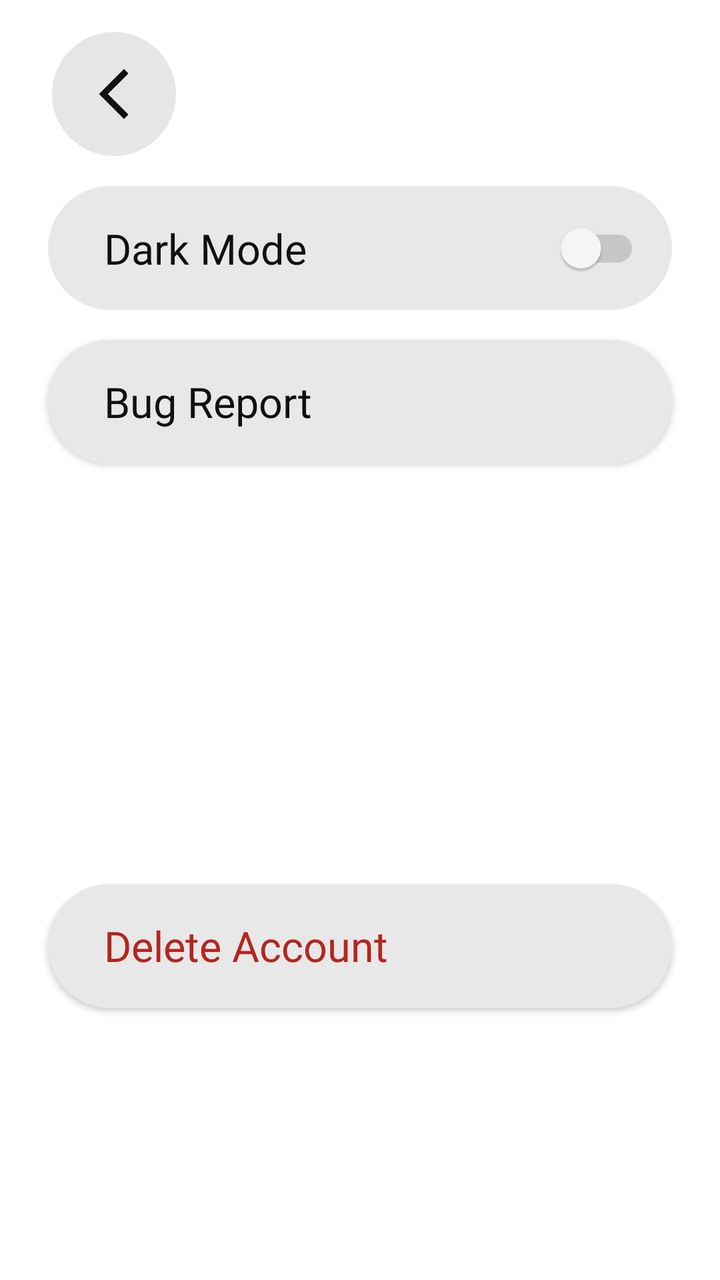
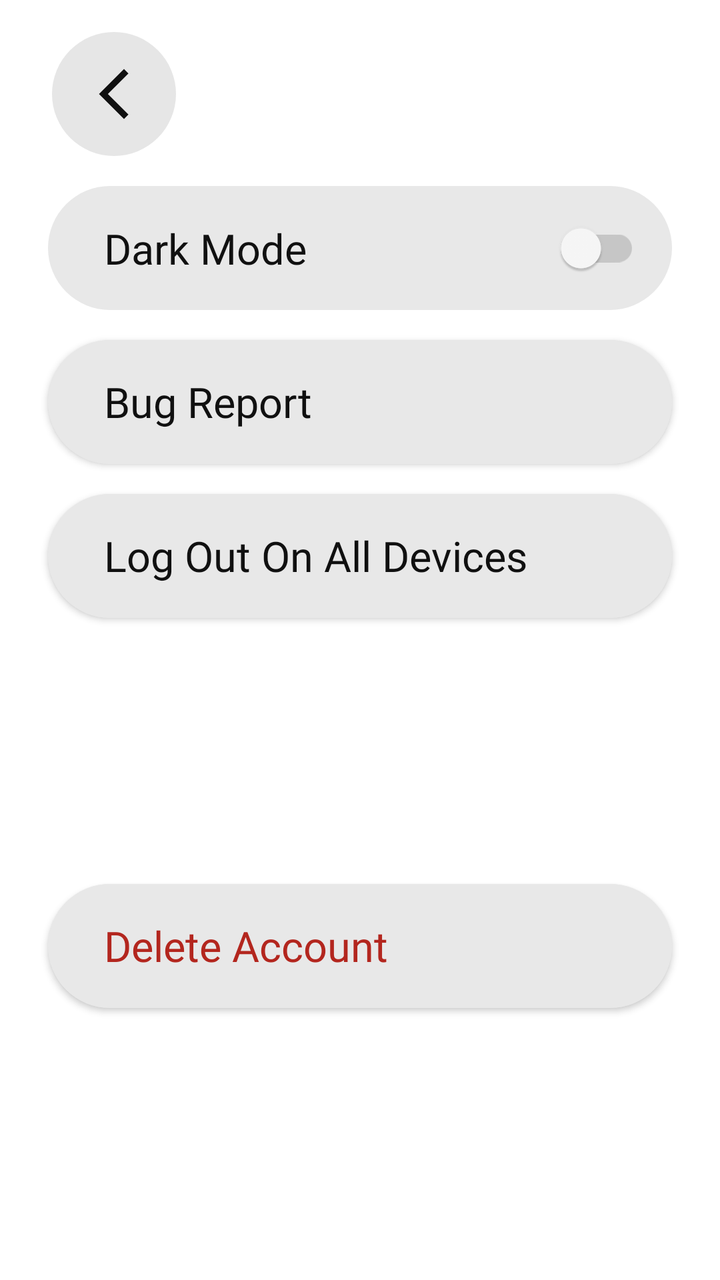

Before-and-after screenshots of an Android layout around one commit, followed by the original layout XML and the change that was made.
<!-- AndroidManifest.xml: application theme Theme.MyApplication_Java -->
<!-- res/layout/fragment_settings.xml -->
<?xml version="1.0" encoding="utf-8"?>
<androidx.constraintlayout.widget.ConstraintLayout xmlns:android="http://schemas.android.com/apk/res/android"
    xmlns:app="http://schemas.android.com/apk/res-auto"
    android:id="@+id/settings_root"
    android:layout_width="match_parent"
    android:layout_height="match_parent"
    android:background="@color/surface">

    
    <ImageButton
        android:id="@+id/back_button"
        android:layout_width="62dp"
        android:layout_height="62dp"
        android:layout_marginStart="26dp"
        android:layout_marginTop="16dp"
        android:background="@drawable/settings_circle_button"
        android:contentDescription="@string/back"
        android:padding="16dp"
        android:src="@drawable/back_icon"
        app:tint="@color/icon_tint"
        app:layout_constraintStart_toStartOf="parent"
        app:layout_constraintTop_toTopOf="parent" />

    <androidx.constraintlayout.widget.ConstraintLayout
        android:id="@+id/dark_mode_row"
        android:layout_width="0dp"
        android:layout_height="62dp"
        android:layout_marginStart="24dp"
        android:layout_marginTop="15dp"
        android:layout_marginEnd="24dp"
        android:background="@drawable/settings_button_background"
        android:clickable="true"
        android:focusable="true"
        android:paddingStart="28dp"
        android:paddingEnd="16dp"
        app:layout_constraintEnd_toEndOf="parent"
        app:layout_constraintStart_toStartOf="parent"
        app:layout_constraintTop_toBottomOf="@id/back_button">

        <TextView
            android:id="@+id/dark_mode_label"
            android:layout_width="wrap_content"
            android:layout_height="wrap_content"
            android:fontFamily="@font/inter_bold"
            android:labelFor="@id/dark_mode_switch"
            android:text="@string/settings_dark_mode"
            android:textColor="@color/text_primary"
            android:textSize="21sp"
            app:layout_constraintBottom_toBottomOf="parent"
            app:layout_constraintStart_toStartOf="parent"
            app:layout_constraintTop_toTopOf="parent" />

        <com.google.android.material.switchmaterial.SwitchMaterial
            android:id="@+id/dark_mode_switch"
            android:layout_width="wrap_content"
            android:layout_height="wrap_content"
            android:minWidth="64dp"
            android:minHeight="48dp"
            app:layout_constraintBottom_toBottomOf="parent"
            app:layout_constraintEnd_toEndOf="parent"
            app:layout_constraintTop_toTopOf="parent"
            app:thumbTint="@color/settings_switch_thumb"
            app:trackTint="@color/settings_switch_track"
            app:useMaterialThemeColors="false" />
    </androidx.constraintlayout.widget.ConstraintLayout>

    <com.google.android.material.button.MaterialButton
        android:id="@+id/bug_report"
        style="@style/text_style"
        android:layout_width="0dp"
        android:layout_height="62dp"
        android:layout_marginStart="24dp"
        android:layout_marginTop="15dp"
        android:layout_marginEnd="24dp"
        android:backgroundTint="@color/surface_container"
        android:gravity="center_vertical|start"
        android:insetBottom="0dp"
        android:insetTop="0dp"
        android:letterSpacing="0"
        android:paddingStart="28dp"
        android:paddingEnd="28dp"
        android:text="@string/settings_bug_report"
        android:textColor="@color/text_primary"
        android:textSize="21sp"
        app:cornerRadius="31dp"
        app:layout_constraintEnd_toEndOf="parent"
        app:layout_constraintStart_toStartOf="parent"
        app:layout_constraintTop_toBottomOf="@+id/dark_mode_row" />

    <com.google.android.material.button.MaterialButton
        android:id="@+id/delete_account_button"
        style="@style/text_style"
        android:layout_width="0dp"
        android:layout_height="62dp"
        android:layout_marginStart="24dp"
        android:layout_marginEnd="24dp"
        android:layout_marginBottom="136dp"
        android:backgroundTint="@color/surface_container"
        android:gravity="center_vertical|start"
        android:insetBottom="0dp"
        android:insetTop="0dp"
        android:letterSpacing="0"
        android:paddingStart="28dp"
        android:paddingEnd="28dp"
        android:text="@string/settings_delete_account"
        android:textColor="@color/danger"
        android:textSize="21sp"
        app:cornerRadius="31dp"
        app:layout_constraintBottom_toBottomOf="parent"
        app:layout_constraintEnd_toEndOf="parent"
        app:layout_constraintStart_toStartOf="parent" />


</androidx.constraintlayout.widget.ConstraintLayout>
<!-- resources referenced by this layout -->
<resources>
  <color name="danger">#FFB3261E</color>
  <color name="icon_tint">#FF101010</color>
  <color name="surface">#FFFFFFFF</color>
  <color name="surface_container">#FFE8E8E8</color>
  <color name="text_primary">#FF101010</color>
  <!-- drawable back_icon (drawable) -->
  <vector xmlns:android="http://schemas.android.com/apk/res/android" android:autoMirrored="true" android:height="30dp" android:tint="@color/icon_tint" android:viewportHeight="960" android:viewportWidth="960" android:width="30dp">
        
      <path android:fillColor="@android:color/white" android:pathData="M640,880L240,480L640,80L711,151L382,480L711,809L640,880Z"/>
      
  </vector>
  <!-- drawable settings_button_background (drawable) -->
  <?xml version="1.0" encoding="utf-8"?>
  <shape xmlns:android="http://schemas.android.com/apk/res/android">
      <solid android:color="@color/surface_container" />
      <corners android:radius="31dp" />
  </shape>
  <!-- drawable settings_circle_button (drawable) -->
  <?xml version="1.0" encoding="utf-8"?>
  <shape xmlns:android="http://schemas.android.com/apk/res/android"
      android:shape="oval">
      <solid android:color="@color/circle_button_background" />
  </shape>
  <string name="back">Back</string>
  <string name="settings_bug_report">Bug Report</string>
  <string name="settings_dark_mode">Dark Mode</string>
  <string name="settings_delete_account">Delete Account</string>
  <style name="text_style" parent="Widget.MaterialComponents.Button">
          <item name="android:fontFamily">@font/inter_bold</item>
          <item name="android:textAllCaps">false</item>
      </style>
  <style name="Theme.MyApplication_Java" parent="Theme.MaterialComponents.DayNight.NoActionBar">
          
          <item name="colorPrimary">@color/text_primary</item>
          <item name="colorPrimaryVariant">@color/text_primary</item>
          <item name="colorOnPrimary">@color/text_on_inverse</item>
          <item name="colorSecondary">@color/text_primary</item>
          <item name="colorSecondaryVariant">@color/text_primary</item>
          <item name="colorOnSecondary">@color/text_on_inverse</item>
  
          
          <item name="android:windowBackground">@color/surface</item>
          <item name="colorSurface">@color/surface_container</item>
          <item name="colorOnSurface">@color/text_primary</item>
          <item name="colorError">@color/danger</item>
          <item name="colorOnError">@color/text_on_inverse</item>
  
          <item name="android:textColorPrimary">@color/text_primary</item>
          <item name="android:textColorSecondary">@color/text_muted</item>
          <item name="android:textColorHint">@color/text_hint</item>
  
          
          <item name="android:statusBarColor">@android:color/transparent</item>
          <item name="android:navigationBarColor">@android:color/transparent</item>
      </style>
  <color name="circle_button_background">#1A101010</color>
  <color name="text_on_inverse">#FFFFFFFF</color>
  <color name="text_muted">#FF5F5D5D</color>
  <color name="text_hint">#FF8A8A8A</color>
</resources>

<!-- the commit's change to res/layout/fragment_settings.xml (unified diff, before → after) -->
@@ -88,6 +88,29 @@
         app:layout_constraintTop_toBottomOf="@+id/dark_mode_row" />
 
     <com.google.android.material.button.MaterialButton
+        android:id="@+id/logout_all_devices_button"
+        style="@style/text_style"
+        android:layout_width="0dp"
+        android:layout_height="62dp"
+        android:layout_marginStart="24dp"
+        android:layout_marginTop="15dp"
+        android:layout_marginEnd="24dp"
+        android:backgroundTint="@color/surface_container"
+        android:gravity="center_vertical|start"
+        android:insetBottom="0dp"
+        android:insetTop="0dp"
+        android:letterSpacing="0"
+        android:paddingStart="28dp"
+        android:paddingEnd="28dp"
+        android:text="@string/settings_logout_all_devices"
+        android:textColor="@color/text_primary"
+        android:textSize="21sp"
+        app:cornerRadius="31dp"
+        app:layout_constraintEnd_toEndOf="parent"
+        app:layout_constraintStart_toStartOf="parent"
+        app:layout_constraintTop_toBottomOf="@+id/bug_report" />
+
+    <com.google.android.material.button.MaterialButton
         android:id="@+id/delete_account_button"
         style="@style/text_style"
         android:layout_width="0dp"
<!-- resource entries referenced after the edit -->
@@ -27,6 +27,7 @@
   <string name="settings_bug_report">Bug Report</string>
   <string name="settings_dark_mode">Dark Mode</string>
   <string name="settings_delete_account">Delete Account</string>
+  <string name="settings_logout_all_devices">Log Out On All Devices</string>
   <style name="text_style" parent="Widget.MaterialComponents.Button">
           <item name="android:fontFamily">@font/inter_bold</item>
           <item name="android:textAllCaps">false</item>
